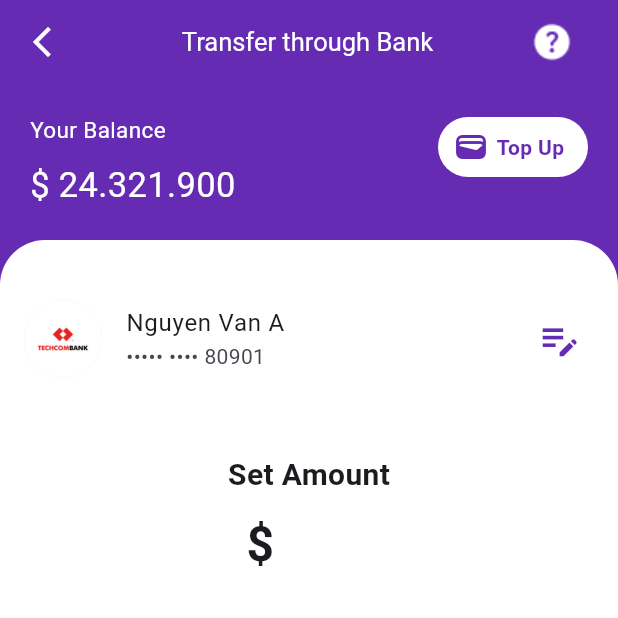
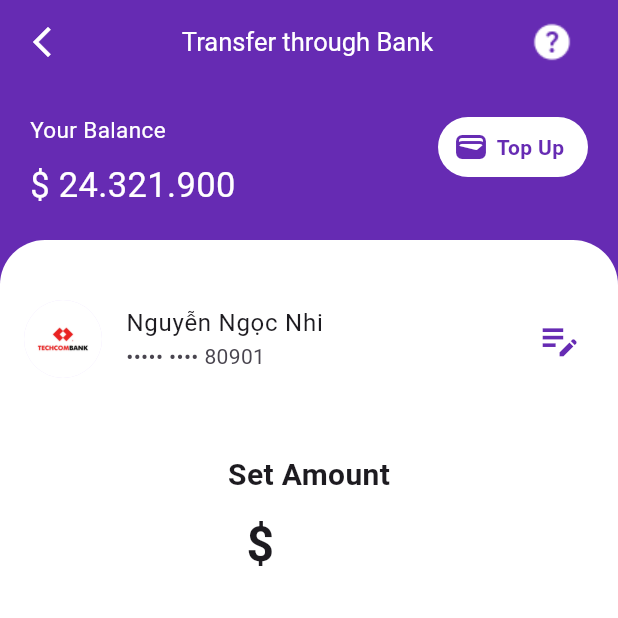
Before and after one commit to fanta1ty/flutter_e_wallet_app, a Flutter app: the _TransferUsingBankPage screen opened directly with empty values, on a phone screen of 412 x 824 dp, the top half of it. Run offline on Flutter 3.47's test engine with Material 3 defaults, Android fonts, the phone set to English and light mode, and no system bars; our stand-ins replace bloc, cloud_firestore, firebase_auth, firebase_core, flutter_bloc, google_fonts; accounts and stored records are empty.

Commit message:
Update transfer_using_bank.dart

```diff
--- a/e_wallet/lib/screen/transfer_using_bank/transfer_using_bank.dart
+++ b/e_wallet/lib/screen/transfer_using_bank/transfer_using_bank.dart
@@ -1,3 +1,4 @@
+import 'package:e_wallet/constant/utils.dart';
 import 'package:e_wallet/models/request/transfer_request.dart';
 import 'package:e_wallet/screen/submited_slip/submited_slip.dart';
 import 'package:e_wallet/screen/transfer_to_banks/transfer_to_banks.dart';
@@ -36,6 +37,8 @@ class _TransferUsingBankPage extends StatelessWidget {
   String _notes = "";
   String _amount = "";
   String _date = "";
+
+  final String _to = generateVietnameseName();
 
   @override
   Widget build(BuildContext context) {
@@ -153,7 +156,9 @@ class _TransferUsingBankPage extends StatelessWidget {
                                   backgroundImage:
                                       AssetImage('assets/image/bank_1.jpg'),
                                 ),
-                                title: Text("Nguyen Van A"),
+                                title: Text(
+                                  _to,
+                                ),
                                 subtitle: Text("••••• •••• 80901"),
                                 trailing: Icon(
                                   Icons.edit_note,
@@ -287,8 +292,8 @@ class _TransferUsingBankPage extends StatelessWidget {
                                                   '',
                                                   _date,
                                                   '',
-                                                  '',
-                                                  '',
+                                                  _to,
+                                                  'thnu',
                                                 );
                                           }
                                         : null,
@@ -336,8 +341,8 @@ class _TransferUsingBankPage extends StatelessWidget {
                   date: '',
                   bankDate: _date,
                   bankCode: '',
-                  to: '',
-                  from: '',
+                  to: _to,
+                  from: 'thnu',
                 ),
               ),
             ),
```
